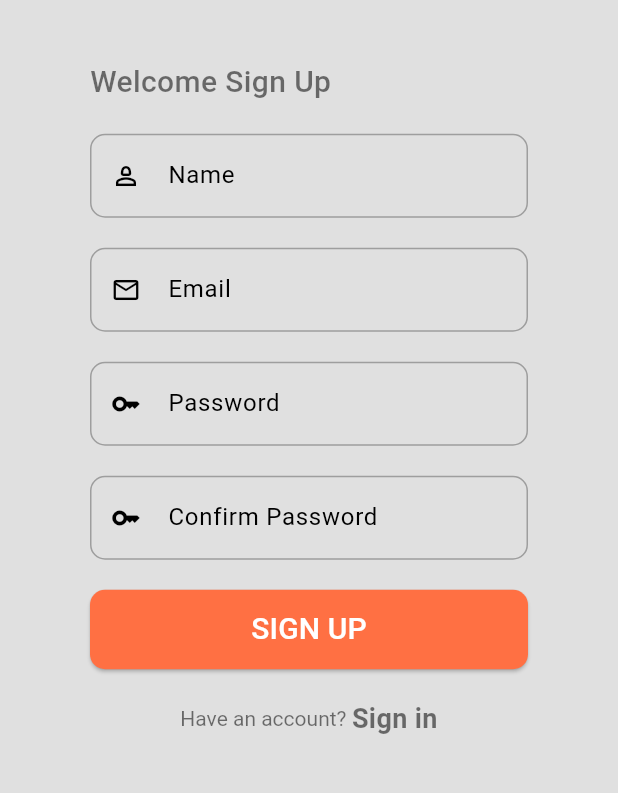
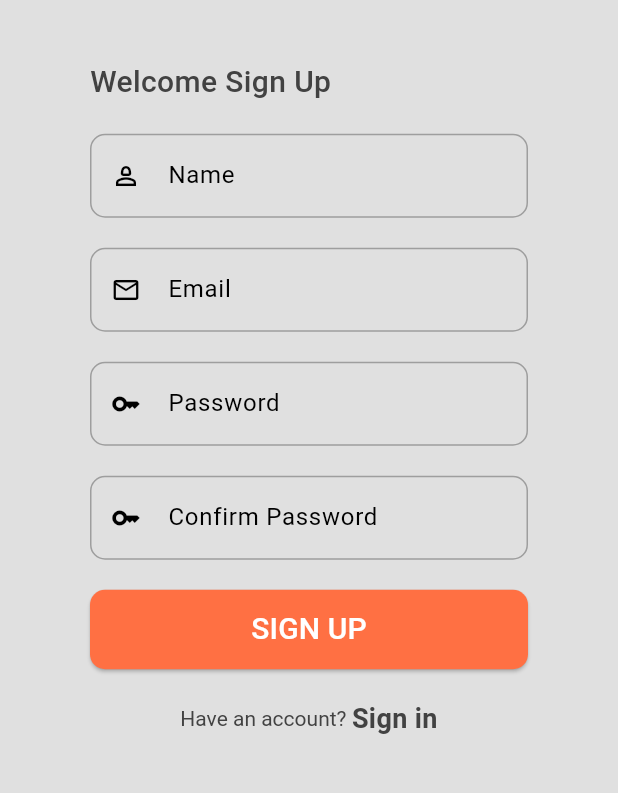
Before and after one commit to FumiMelvinDev/Flutter-AI-Notes-App, a Flutter app: the screen it shows after launch, after a tap on "Sign up", on a phone screen of 412 x 824 dp, the part 284-1077 px from its top. Run offline on Flutter 3.47's test engine with Material 3 defaults, Android fonts, the phone set to English and light mode, and no system bars; our stand-ins replace flutter_dotenv, google_fonts, popover, supabase_flutter; accounts and stored records are empty.

Commit message:
Add user authentication checks and fetch user-specific notes in AskAI and Home screens; update UI for Login and Signup screens

```diff
--- a/lib/screens/LoginScreen.dart
+++ b/lib/screens/LoginScreen.dart
@@ -36,6 +36,8 @@ class _LoginScreenState extends State<LoginScreen> {
   @override
   Widget build(BuildContext context) {
     return Scaffold(
+      backgroundColor: Theme.of(context).colorScheme.surface,
+
       body: SafeArea(
         child: Center(
           child: Padding(
@@ -67,7 +69,7 @@ class _LoginScreenState extends State<LoginScreen> {
                     'Welcome Back !',
                     style: TextStyle(
                       fontSize: 20,
-                      color: Colors.black54,
+                      color: Theme.of(context).colorScheme.inversePrimary,
                       fontWeight: FontWeight.w500,
                     ),
                   ),
@@ -91,6 +93,7 @@ class _LoginScreenState extends State<LoginScreen> {
                 SizedBox(height: 20),
                 TextField(
                   controller: _passwordController,
+                  obscureText: true,
                   decoration: InputDecoration(
                     enabledBorder: OutlineInputBorder(
                       borderSide: BorderSide(color: Colors.grey),
@@ -134,7 +137,10 @@ class _LoginScreenState extends State<LoginScreen> {
                     children: [
                       TextSpan(
                         text: "Don't have an account? ",
-                        style: TextStyle(fontSize: 14, color: Colors.black54),
+                        style: TextStyle(
+                          fontSize: 14,
+                          color: Theme.of(context).colorScheme.inversePrimary,
+                        ),
                       ),
                       WidgetSpan(
                         alignment: PlaceholderAlignment.middle,
@@ -150,7 +156,9 @@ class _LoginScreenState extends State<LoginScreen> {
                           child: Text(
                             "Sign up",
                             style: TextStyle(
-                              color: Colors.black54,
+                              color: Theme.of(
+                                context,
+                              ).colorScheme.inversePrimary,
                               fontSize: 18,
                               fontWeight: FontWeight.bold,
                             ),
--- a/lib/screens/signupScreen.dart
+++ b/lib/screens/signupScreen.dart
@@ -12,7 +12,7 @@ class Signupscreen extends StatefulWidget {
 class _SignupscreenState extends State<Signupscreen> {
   final authService = AuthService();
 
-  final TextEditingController _nameController = TextEditingController();
+  final _nameController = TextEditingController();
   final _emailController = TextEditingController();
   final _passwordController = TextEditingController();
   final _confirmPasswordController = TextEditingController();
@@ -46,6 +46,8 @@ class _SignupscreenState extends State<Signupscreen> {
   @override
   Widget build(BuildContext context) {
     return Scaffold(
+      backgroundColor: Theme.of(context).colorScheme.surface,
+
       body: SafeArea(
         child: Center(
           child: Padding(
@@ -77,14 +79,14 @@ class _SignupscreenState extends State<Signupscreen> {
                     'Welcome Sign Up',
                     style: TextStyle(
                       fontSize: 20,
-                      color: Colors.black54,
+                      color: Theme.of(context).colorScheme.inversePrimary,
                       fontWeight: FontWeight.w500,
                     ),
                   ),
                 ),
                 SizedBox(height: 20),
                 TextField(
-                  controller: _emailController,
+                  controller: _nameController,
                   decoration: InputDecoration(
                     enabledBorder: OutlineInputBorder(
                       borderSide: BorderSide(color: Colors.grey),
@@ -117,6 +119,7 @@ class _SignupscreenState extends State<Signupscreen> {
                 SizedBox(height: 20),
                 TextField(
                   controller: _passwordController,
+                  obscureText: true,
                   decoration: InputDecoration(
                     enabledBorder: OutlineInputBorder(
                       borderSide: BorderSide(color: Colors.grey),
@@ -132,7 +135,8 @@ class _SignupscreenState extends State<Signupscreen> {
                 ),
                 SizedBox(height: 20),
                 TextField(
-                  controller: _emailController,
+                  controller: _confirmPasswordController,
+                  obscureText: true,
                   decoration: InputDecoration(
                     enabledBorder: OutlineInputBorder(
                       borderSide: BorderSide(color: Colors.grey),
@@ -176,7 +180,10 @@ class _SignupscreenState extends State<Signupscreen> {
                     children: [
                       TextSpan(
                         text: "Have an account? ",
-                        style: TextStyle(fontSize: 14, color: Colors.black54),
+                        style: TextStyle(
+                          fontSize: 14,
+                          color: Theme.of(context).colorScheme.inversePrimary,
+                        ),
                       ),
                       WidgetSpan(
                         alignment: PlaceholderAlignment.middle,
@@ -192,7 +199,9 @@ class _SignupscreenState extends State<Signupscreen> {
                           child: Text(
                             "Sign in",
                             style: TextStyle(
-                              color: Colors.black54,
+                              color: Theme.of(
+                                context,
+                              ).colorScheme.inversePrimary,
                               fontSize: 18,
                               fontWeight: FontWeight.bold,
                             ),
```
Also changed, not shown: lib/note/note_database.dart (+7 -4 lines), lib/screens/AskAI.dart (+17 -2 lines), lib/screens/Home.dart (+8 -4 lines), 1 other file.
